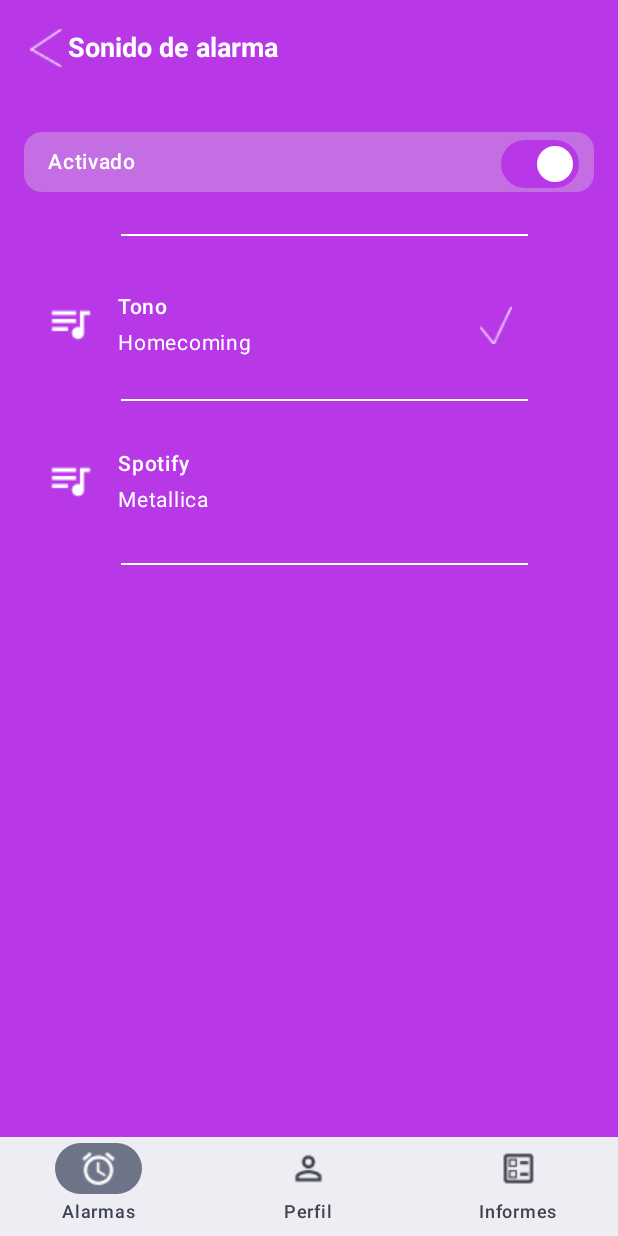
After one commit to elle184/context-alarm, an Android app built with Jetpack Compose: the SonidoActivity screen opened directly, with no data from a screen before it, on a phone screen of 412 x 824 dp. The commit adds this screen. Run offline under Robolectric (Android 15) with nearby library versions, the phone set to English and light mode, and no system bars.

Commit message:
Se agrega las pantallas a nivel de movíl de informes y de Sonido

```diff
--- a/mobile/ContextAlarm/app/src/main/java/co/edu/ux/context/alarm/FondoPantalla.kt
+++ b/mobile/ContextAlarm/app/src/main/java/co/edu/ux/context/alarm/FondoPantalla.kt
@@ -69,7 +69,7 @@ fun AlarmDetailScreen() {
     Box(
         modifier = Modifier
             .fillMaxSize()
-            .background(Color(0xFF7B3A82)) // Fondo morado que rodea la pantalla
+            .background(Color(0xFFB838E7)) // Fondo morado que rodea la pantalla
     ) {
         // Imagen de fondo
         Image(
--- /dev/null
+++ b/mobile/ContextAlarm/app/src/main/java/co/edu/ux/context/alarm/SonidoActivity.kt
@@ -0,0 +1,307 @@
+package co.edu.ux.context.alarm
+
+import android.os.Bundle
+import androidx.activity.ComponentActivity
+import androidx.activity.compose.setContent
+import androidx.activity.enableEdgeToEdge
+import androidx.compose.foundation.layout.fillMaxSize
+import androidx.compose.foundation.layout.padding
+import androidx.compose.material3.Scaffold
+import androidx.compose.material3.Text
+import androidx.compose.runtime.Composable
+import androidx.compose.ui.Modifier
+import androidx.compose.ui.tooling.preview.Preview
+import co.edu.ux.context.alarm.ui.theme.ContextAlarmTheme
+
+import androidx.compose.foundation.background
+import androidx.compose.foundation.border
+import androidx.compose.foundation.clickable
+import androidx.compose.foundation.layout.*
+import androidx.compose.foundation.lazy.LazyColumn
+import androidx.compose.foundation.shape.RoundedCornerShape
+import androidx.compose.material3.*
+import androidx.compose.ui.Alignment
+import androidx.compose.ui.graphics.Color
+import androidx.compose.ui.res.painterResource
+import androidx.compose.ui.text.font.FontWeight
+import androidx.compose.ui.unit.dp
+import androidx.compose.ui.unit.sp
+import androidx.compose.foundation.Image
+
+
+
+
+class SonidoActivity : ComponentActivity() {
+    override fun onCreate(savedInstanceState: Bundle?) {
+        super.onCreate(savedInstanceState)
+        enableEdgeToEdge()
+        setContent {
+            ContextAlarmTheme {
+                Surface(modifier = Modifier.fillMaxSize()
+                    , color = MaterialTheme.colorScheme.background) {
+                    SonidoScreen()
+                }
+            }
+        }
+    }
+}
+
+@Composable
+fun Greeting4(name: String, modifier: Modifier = Modifier) {
+    Text(
+        text = "Hello $name!",
+        modifier = modifier
+    )
+}
+
+@Preview(showBackground = true)
+@Composable
+fun GreetingPreview4() {
+    ContextAlarmTheme {
+        SonidoScreen()
+    }
+}
+
+@OptIn(ExperimentalMaterial3Api::class)
+@Composable
+fun SonidoScreen(){
+    Scaffold(
+        modifier = Modifier
+            .fillMaxSize()
+            .background(Color(0xFFB838E7)), // Color de fondo
+        topBar = {
+            TopAppBar(
+                title = {
+                    Text(text = "Sonido de alarma",
+                        fontSize = 18.sp,
+                        fontWeight = FontWeight.Bold,
+                        color = Color.White
+                    )
+                },
+                navigationIcon = {
+                    Icon(
+                        painter = painterResource(id = R.drawable.back_arrow),
+                        contentDescription = "Back",
+                        tint = Color.White,
+                        modifier = Modifier
+                            .padding(start = 16.dp)
+                            .size(21.dp, 26.dp)
+                            .clickable { /* Acción al hacer clic */ }
+                    )
+                },
+                colors = TopAppBarDefaults.smallTopAppBarColors(containerColor = Color(0xFFB838E7))
+            )
+        },
+        bottomBar = {
+            NavigationBar(modifier = Modifier.height(66.dp)
+            ) {
+                NavigationBarItem(
+                    icon = { Icon(
+                        painterResource(id = R.drawable.access_alarm),
+                        modifier = Modifier.size(26.dp),
+                        contentDescription = "Alarmas") }, // Icono de alarmas
+                    label = { Text("Alarmas",fontSize = 12.sp) },
+                    selected = true,
+                    onClick = { /* Acción para Alarmas */ }
+                )
+                NavigationBarItem(
+                    icon = { Icon(
+                        painterResource(id = R.drawable.access_perfil),
+                        modifier = Modifier.size(26.dp),
+                        contentDescription = "Perfil") }, // Icono de perfil
+                    label = { Text("Perfil",fontSize = 12.sp) },
+                    selected = false,
+                    onClick = { /* Acción para Perfil */ }
+                )
+                NavigationBarItem(
+                    icon = { Icon(
+                        painterResource(id = R.drawable.acces_informes),
+                        modifier = Modifier.size(26.dp),
+                        contentDescription = "Informes") }, // Icono de informes
+                    label = { Text("Informes",fontSize = 12.sp) },
+                    selected = false,
+                    onClick = { /* Acción para Informes */ }
+                )
+            }
+        }
+    ){ paddingValues ->
+        Box(modifier = Modifier
+            .fillMaxSize()
+            .padding(paddingValues)
+            .background(
+                color = Color(0xFFB838E7),
+            )
+        ) {
+            Column(
+                modifier = Modifier.padding(16.dp)
+            ){
+                Row(
+                    modifier = Modifier
+                        .fillMaxWidth()
+                        .padding(vertical = 8.dp),
+                    verticalAlignment = Alignment.CenterVertically
+                ) {
+                    Box(
+                        modifier = Modifier
+                            .background(
+                                color = Color(0xD9D9D9).copy(alpha = 0.33f),
+                                shape = RoundedCornerShape(12.dp)
+                            )
+                            .padding(horizontal = 16.dp, vertical = 8.dp)
+                    ){
+                        Row(
+                            modifier = Modifier
+                                .fillMaxWidth(),
+                            verticalAlignment = Alignment.CenterVertically
+                        ) {
+                            Text(
+                                text = "Activado",
+                                fontSize = 14.sp,
+                                //fontFamily = FontFamily(Typeface.create("Roboto", Typeface.NORMAL)),
+                                fontWeight = FontWeight.SemiBold,
+                                color = Color.White,
+                                modifier = Modifier.weight(1f)
+                            )
+                            Switch(
+                                checked = true, // Estado del switch
+                                onCheckedChange = { /* Acción al cambiar el estado */ },
+                                modifier = Modifier
+                                    .size(42.dp, 22.dp),
+                                colors = SwitchDefaults.colors(
+                                    checkedThumbColor = Color.White,
+                                    uncheckedThumbColor = Color.White,
+                                    checkedTrackColor = Color(0xFFB838E7),
+                                    uncheckedTrackColor = Color(0xFFB838E7)
+                                )
+                            )
+                        }   }
+                }
+
+                Row(modifier = Modifier
+                    .fillMaxWidth()
+                    .background(Color(0x25B838E7))
+                    .padding(vertical = 20.dp),
+                    verticalAlignment = Alignment.CenterVertically){
+                    Icon(
+                        painter = painterResource(id = R.drawable.linea), // Icono de música
+                        contentDescription = "Linea",
+                        tint = Color.White,
+                        modifier = Modifier
+                            .padding(start = 60.dp)
+                            .width(280.dp)  // Ancho de la línea
+                            .height(1.dp)
+                    )
+                }
+
+                // Tono - Homecoming
+                Row(
+                    modifier = Modifier
+                        .fillMaxWidth()
+                        .background(Color(0x25B838E7))
+                        .padding(vertical = 15.dp),
+                    verticalAlignment = Alignment.CenterVertically
+                ) {
+                    Icon(
+                        painter = painterResource(id = R.drawable.queue_music), // Icono de música
+                        contentDescription = "Tono",
+                        tint = Color.White,
+                        modifier = Modifier
+                                    .padding(start = 15.dp)
+                                    .size(32.dp)
+
+                    )
+                    Column(
+                        modifier = Modifier
+                            .padding(start = 15.dp) // Ajusta el padding izquierdo según sea necesario
+                    ) {
+                        Text(
+                            text = "Tono",
+                            fontSize = 14.sp,
+                            fontWeight = FontWeight.SemiBold, // Texto semibold
+                            color = Color.White
+                        )
+                        Text(
+                            text = "Homecoming",
+                            fontSize = 14.sp,
+                            color = Color.White
+                        )
+                    }
+                    Icon(
+                        painter = painterResource(id = R.drawable.chulo), // Icono de selección
+                        contentDescription = "Seleccionado",
+                        tint = Color.White,
+                        modifier = Modifier
+                            .padding(start = 150.dp)
+                            .size(25.dp)
+                    )
+                }
+
+                Row(modifier = Modifier
+                    .fillMaxWidth()
+                    .background(Color(0x25B838E7))
+                    .padding(vertical = 10.dp),
+                    verticalAlignment = Alignment.CenterVertically){
+                    Icon(
+                        painter = painterResource(id = R.drawable.linea), // Icono de música
+                        contentDescription = "Linea",
+                        tint = Color.White,
+                        modifier = Modifier
+                            .padding(start = 60.dp)
+                            .width(280.dp)  // Ancho de la línea
+                            .height(1.dp)
+                    )
+                }
+
+                // Tono - Homecoming
+                Row(
+                    modifier = Modifier
+                        .fillMaxWidth()
+                        .padding(vertical = 20.dp),
+                    verticalAlignment = Alignment.CenterVertically
+                ) {
+                    Icon(
+                        painter = painterResource(id = R.drawable.queue_music), // Icono de música
+                        contentDescription = "Tono",
+                        tint = Color.White,
+                        modifier = Modifier
+                            .padding(start = 15.dp)
+                            .size(32.dp)
+
+                    )
+                    Column(
+                        modifier = Modifier
+                            .padding(start = 15.dp) // Ajusta el padding izquierdo según sea necesario
+                    ) {
+                        Text(
+                            text = "Spotify",
+                            fontSize = 14.sp,
+                            fontWeight = FontWeight.SemiBold, // Texto semibold
+                            color = Color.White
+                        )
+                        Text(
+                            text = "Metallica",
+                            fontSize = 14.sp,
+                            color = Color.White
+                        )
+                    }
+                }
+                Row(modifier = Modifier
+                    .fillMaxWidth()
+                    .background(Color(0x25B838E7))
+                    .padding(vertical = 10.dp),
+                    verticalAlignment = Alignment.CenterVertically){
+                    Icon(
+                        painter = painterResource(id = R.drawable.linea), // Icono de música
+                        contentDescription = "Linea",
+                        tint = Color.White,
+                        modifier = Modifier
+                            .padding(start = 60.dp)
+                            .width(280.dp)  // Ancho de la línea
+                            .height(1.dp)
+                    )
+                }
+            }
+
+        }
+    }
+}
--- a/mobile/ContextAlarm/app/src/main/res/values/strings.xml
+++ b/mobile/ContextAlarm/app/src/main/res/values/strings.xml
@@ -1,4 +1,6 @@
 <resources>
     <string name="app_name">Context Alarm</string>
     <string name="title_activity_fondo_pantalla">FondoPantalla</string>
+    <string name="title_activity_informes">InformesActivity</string>
+    <string name="title_activity_sonido">SonidoActivity</string>
 </resources>
```
Also changed, not shown: mobile/ContextAlarm/app/src/main/AndroidManifest.xml (+10 -0 lines), mobile/ContextAlarm/app/src/main/java/co/edu/ux/context/alarm/InformesActivity.kt (added, +208 -0 lines), mobile/ContextAlarm/app/src/main/res/drawable/acces_informes.png (added), mobile/ContextAlarm/app/src/main/res/drawable/access_alarm.png (added), mobile/ContextAlarm/app/src/main/res/drawable/access_perfil.png (added), mobile/ContextAlarm/app/src/main/res/drawable/back_arrow.png (added), mobile/ContextAlarm/app/src/main/res/drawable/chulo.png (added), mobile/ContextAlarm/app/src/main/res/drawable/linea.png (added), mobile/ContextAlarm/app/src/main/res/drawable/queue_music.png (added).
